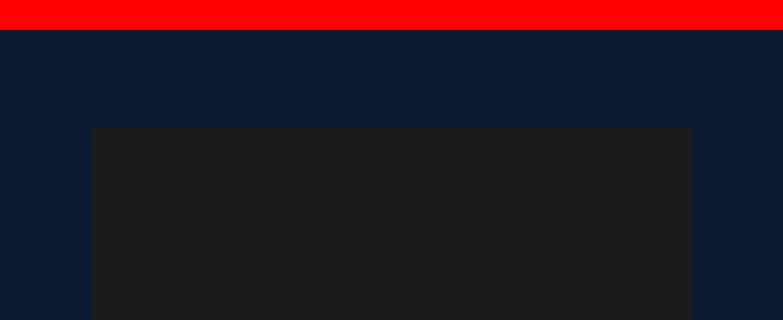
The window that Teachers/Misc/Templates/remote_desktop.ui (ZVDCM/Horace) describes before a commit, drawn with Qt 5; both pictures show x 0 to 783 and y 0 to 320 of the 783 by 585 pixel window.
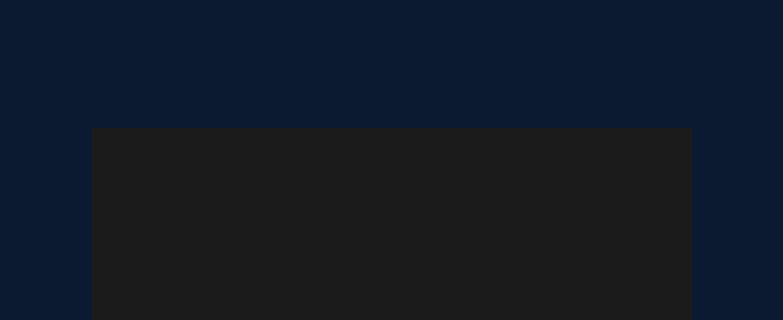
The same window after the commit.

```diff
--- a/Teachers/Misc/Templates/remote_desktop.ui
+++ b/Teachers/Misc/Templates/remote_desktop.ui
@@ -45,7 +45,7 @@
        </size>
       </property>
       <property name="styleSheet">
-       <string notr="true">background: red;</string>
+       <string notr="true">	background: #0B1A30;</string>
       </property>
       <layout class="QHBoxLayout" name="horizontalLayout_2">
        <property name="spacing">
```
